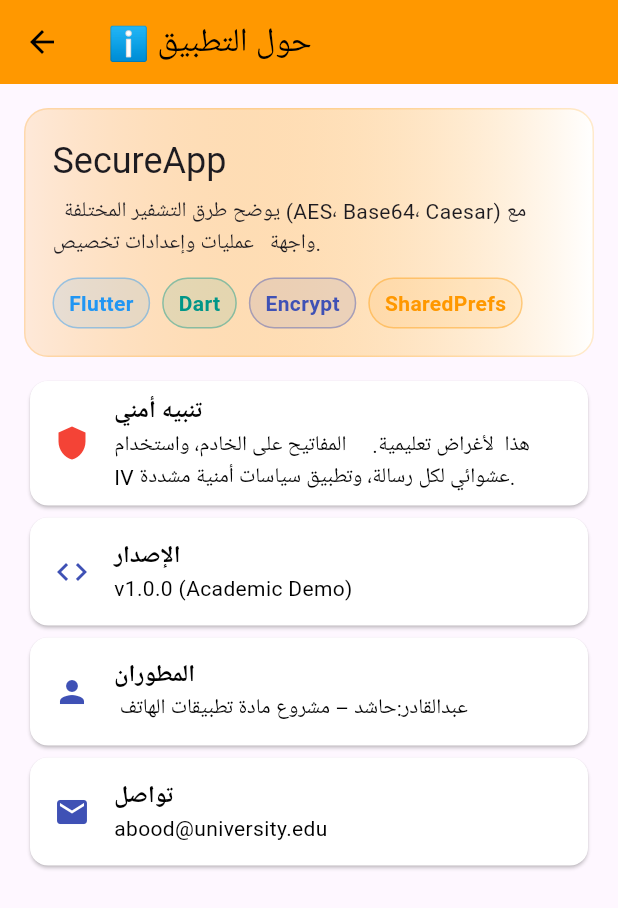
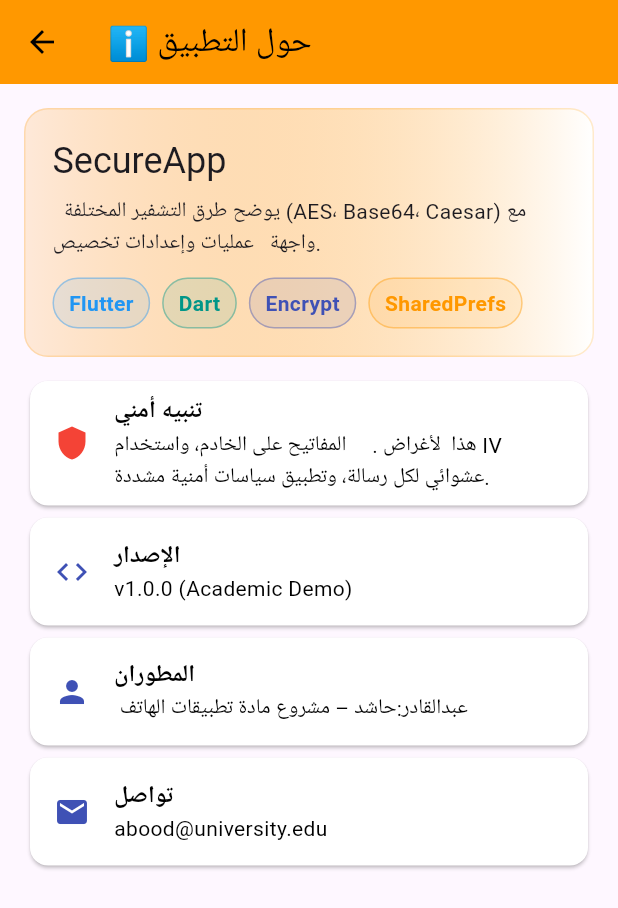
Before and after one commit to hashedalmaswi/my-project, a Flutter app: the AboutPage screen opened directly, on a phone screen of 412 x 824 dp. Shown: the top 908 px of the screen. Run offline on Flutter 3.47's test engine with Material 3 defaults, Android fonts, the phone set to English and light mode, and no system bars; our stand-ins replace shared_preferences; missing offline and left inert: encrypt; accounts and stored records are empty.

```diff
--- a/lib/about_page.dart
+++ b/lib/about_page.dart
@@ -69,7 +69,7 @@ class AboutPage extends StatelessWidget {
           ),
           const SizedBox(height: 12),
           _tile(Icons.shield, 'تنبيه أمني',
-              'هذا  لأغراض تعليمية.     المفاتيح على الخادم، واستخدام IV عشوائي لكل رسالة، وتطبيق سياسات أمنية مشددة.',
+              'هذا  لأغراض .     المفاتيح على الخادم، واستخدام IV عشوائي لكل رسالة، وتطبيق سياسات أمنية مشددة.',
               color: Colors.red),
           _tile(Icons.code, 'الإصدار', 'v1.0.0 (Academic Demo)'),
           _tile(Icons.person, 'المطوران', ' عبدالقادر:حاشد – مشروع مادة تطبيقات الهاتف'),
```
